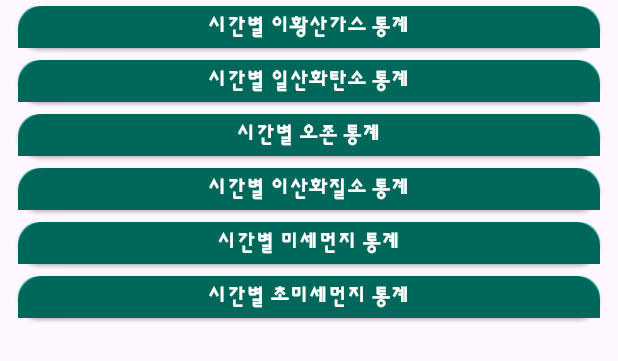
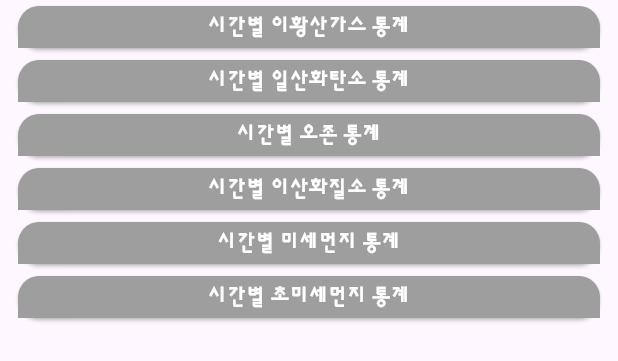
Before and after one commit to hdlee0619/flutter-codefactory-beginner, a Flutter app: the HourlyStat widget shown alone on an empty page, opened directly with empty values, on a phone screen of 412 x 824 dp. Shown: the top 361 px of the screen. Run offline on Flutter 3.47's test engine with Material 3 defaults, Android fonts, the phone set to English and light mode, and no system bars; our stand-ins replace dio, drift, geolocator, get_it, google_maps_flutter, image_picker and 5 more; missing offline and left inert: agora_rtc_engine, sqlite3; accounts and stored records are empty; generated files the repository leaves out were written again; network calls fail.

Commit message:
:sparkles: feat: 상태마다 컬러 변경

```diff
--- a/13_dusty_dust/lib/components/hourly_stat.dart
+++ b/13_dusty_dust/lib/components/hourly_stat.dart
@@ -1,4 +1,3 @@
-import 'package:dusty_dust/const/color.dart';
 import 'package:dusty_dust/model/stat_model.dart';
 import 'package:dusty_dust/utils/date_utils.dart';
 import 'package:dusty_dust/utils/status_utils.dart';
@@ -8,8 +7,15 @@ import 'package:isar/isar.dart';
 
 class HourlyStat extends StatelessWidget {
   final Region region;
+  final Color darkColor;
+  final Color lightColor;
 
-  const HourlyStat({required this.region, super.key});
+  const HourlyStat({
+    required this.region,
+    required this.darkColor,
+    required this.lightColor,
+    super.key,
+  });
 
   @override
   Widget build(BuildContext context) {
```
Also changed, not shown: 13_dusty_dust/lib/components/category_stat.dart (+8 -2 lines), 13_dusty_dust/lib/screen/home_screen.dart (+35 -5 lines).
